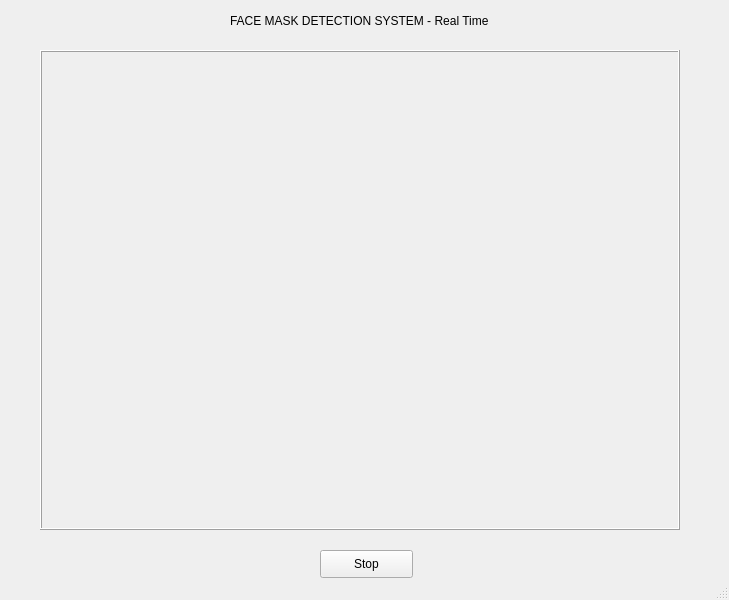
Before: the Qt Designer form mask_detection.ui in ahanafrakin/face_mask_detection, drawn with Qt 5.
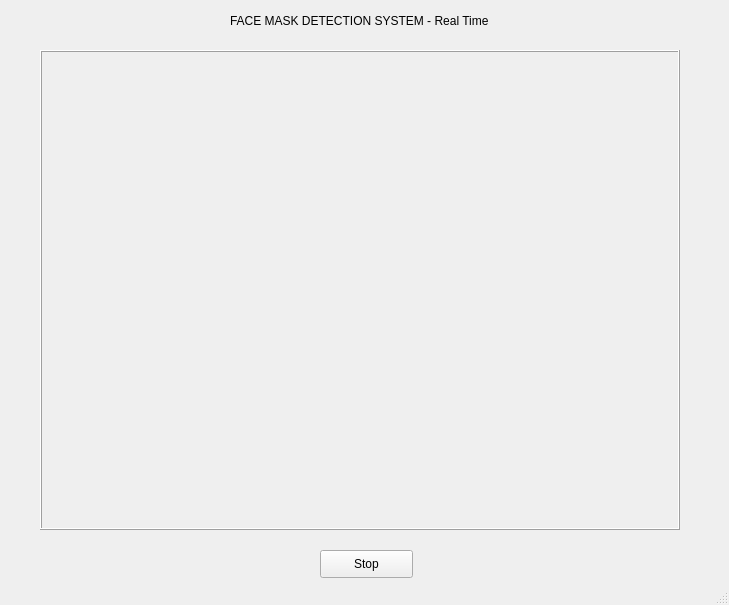
After: the same form once the commit is applied.

Commit message: Can now send an email

Diff of the .ui file:
```diff
--- a/mask_detection.ui
+++ b/mask_detection.ui
@@ -7,7 +7,7 @@
     <x>0</x>
     <y>0</y>
     <width>729</width>
-    <height>600</height>
+    <height>605</height>
    </rect>
   </property>
   <property name="windowTitle">
```
The commit also changes 2 other files.
